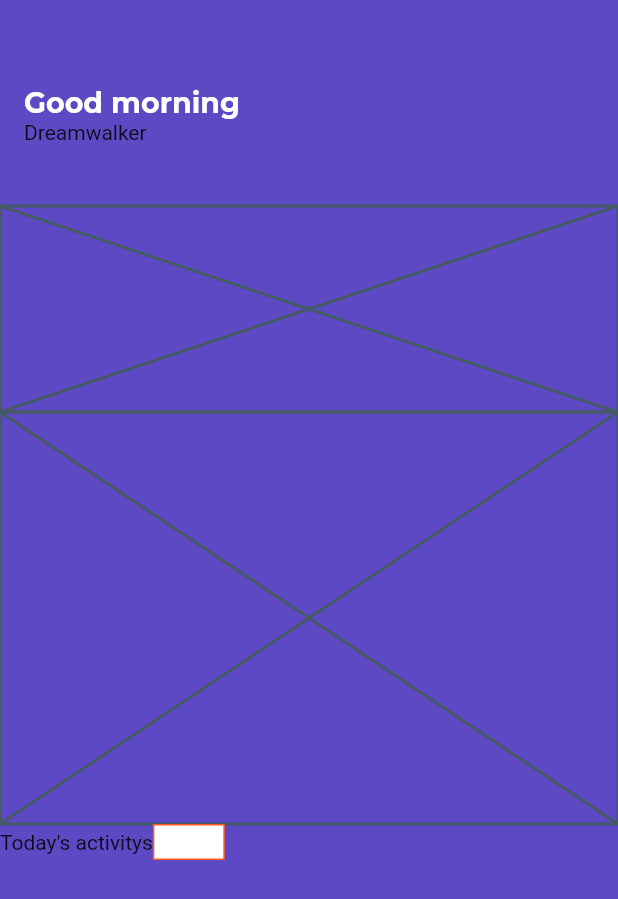
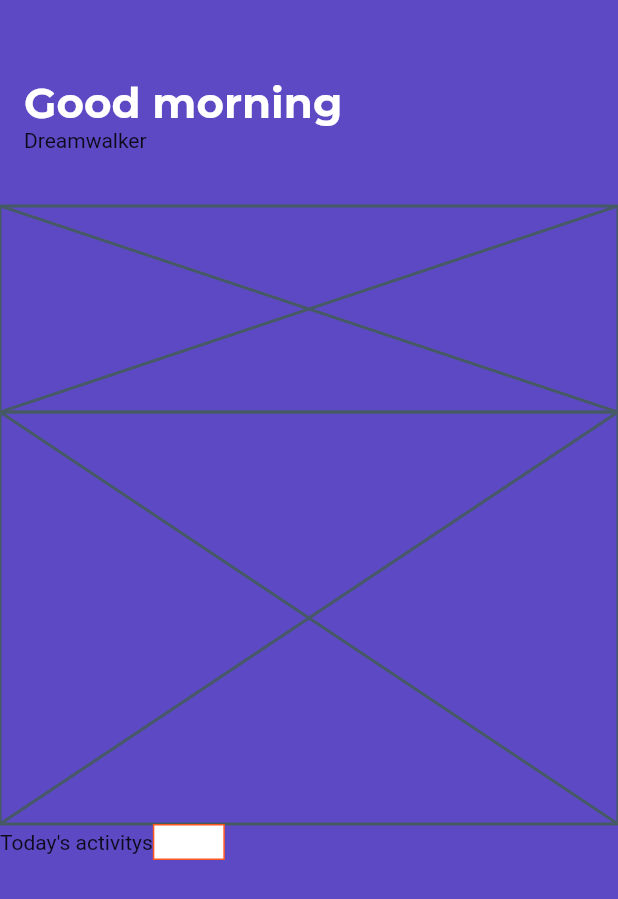
Before and after one commit to JAICHANGPARK/flutter_notebook_5th_story, a Flutter app: the screen it shows after launch, on a phone screen of 412 x 824 dp. Shown: the top 899 px of the screen. Run offline on Flutter 3.47's test engine with Material 2 defaults, Android fonts, the phone set to English and light mode, and no system bars; our stand-ins replace google_fonts; missing offline and left inert: calendar_strip.

Commit message:
Update dilay_main_page.dart

```diff
--- a/lib/ep425_daily_activity_app/dilay_main_page.dart
+++ b/lib/ep425_daily_activity_app/dilay_main_page.dart
@@ -29,7 +29,7 @@ class DailyMainPage extends StatelessWidget {
                             children: [
                               Text("Good morning", style: GoogleFonts.montserrat(
                                 color: Colors.white,
-                                fontSize: 19,
+                                fontSize: 28,
                                 fontWeight: FontWeight.bold,
                               ),),
                               Text("Dreamwalker")
```
